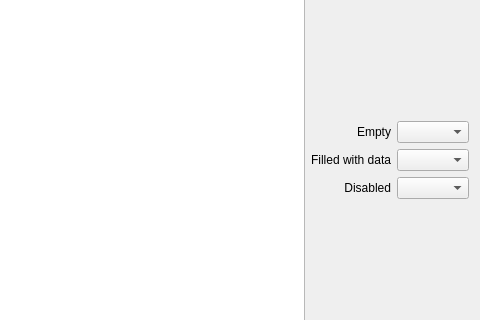
Above: dev/Code/Framework/AzQtComponents/AzQtComponents/Gallery/ComboBoxPage.ui from aws/lumberyard before the change; both pictures show x 770 to 1250 and y 198 to 518 of the 1250 by 716 pixel window. Below: the same form after it.
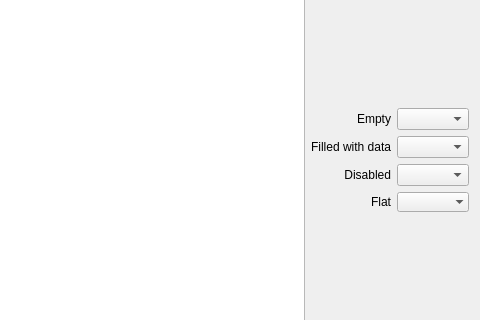
That is the form after the change.

```diff
--- a/dev/Code/Framework/AzQtComponents/AzQtComponents/Gallery/ComboBoxPage.ui
+++ b/dev/Code/Framework/AzQtComponents/AzQtComponents/Gallery/ComboBoxPage.ui
@@ -89,6 +89,23 @@
        <item row="0" column="1">
         <widget class="QComboBox" name="m_empty"/>
        </item>
+       <item row="3" column="1">
+        <widget class="QComboBox" name="m_flat">
+         <property name="frame">
+          <bool>false</bool>
+         </property>
+        </widget>
+       </item>
+       <item row="3" column="0">
+        <widget class="QLabel" name="label_4">
+         <property name="text">
+          <string>Flat</string>
+         </property>
+         <property name="alignment">
+          <set>Qt::AlignRight|Qt::AlignTrailing|Qt::AlignVCenter</set>
+         </property>
+        </widget>
+       </item>
       </layout>
      </item>
      <item>
```
Left out of the diff: 6 changed lines with no effect on the pictures.
